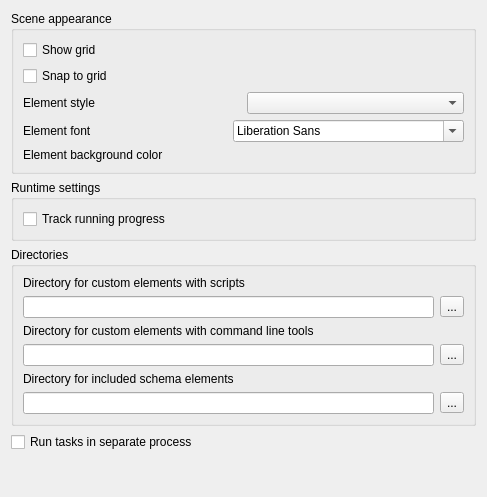
First picture: the form in src/plugins/workflow_designer/src/ui/WorkflowSettingsWidget.ui, repository violethaze74/ugene, before the edit.
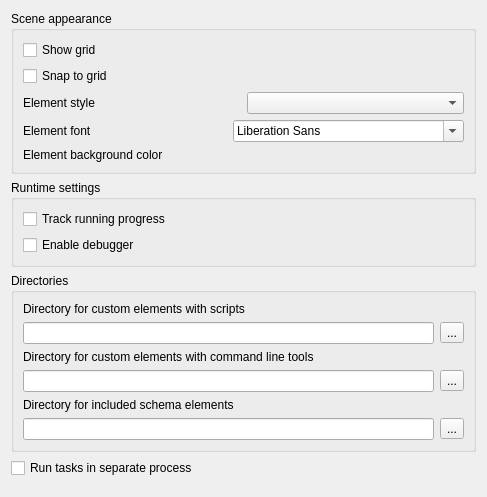
Second picture: the form after the edit.

```diff
--- a/src/plugins/workflow_designer/src/ui/WorkflowSettingsWidget.ui
+++ b/src/plugins/workflow_designer/src/ui/WorkflowSettingsWidget.ui
@@ -99,6 +99,16 @@
         </property>
        </widget>
       </item>
+      <item>
+       <widget class="QCheckBox" name="debuggerBox">
+        <property name="text">
+         <string>Enable debugger</string>
+        </property>
+        <property name="tristate">
+         <bool>false</bool>
+        </property>
+       </widget>
+      </item>
      </layout>
     </widget>
    </item>
```
